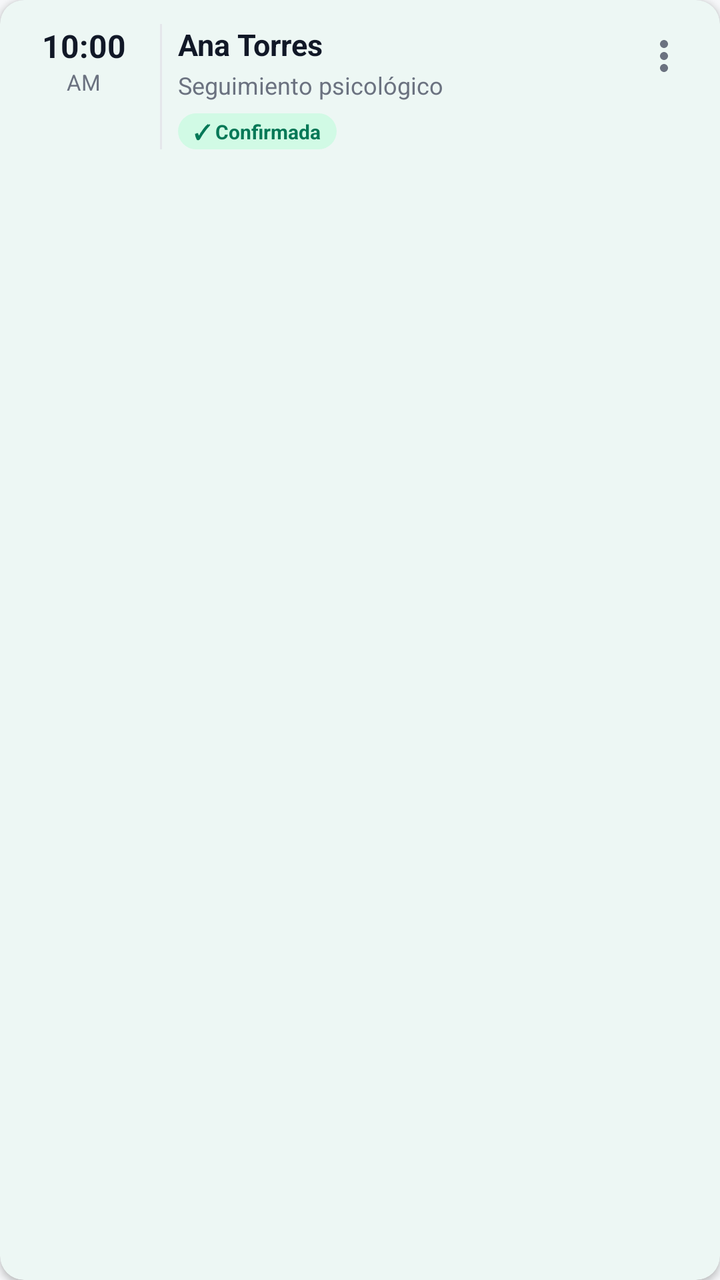
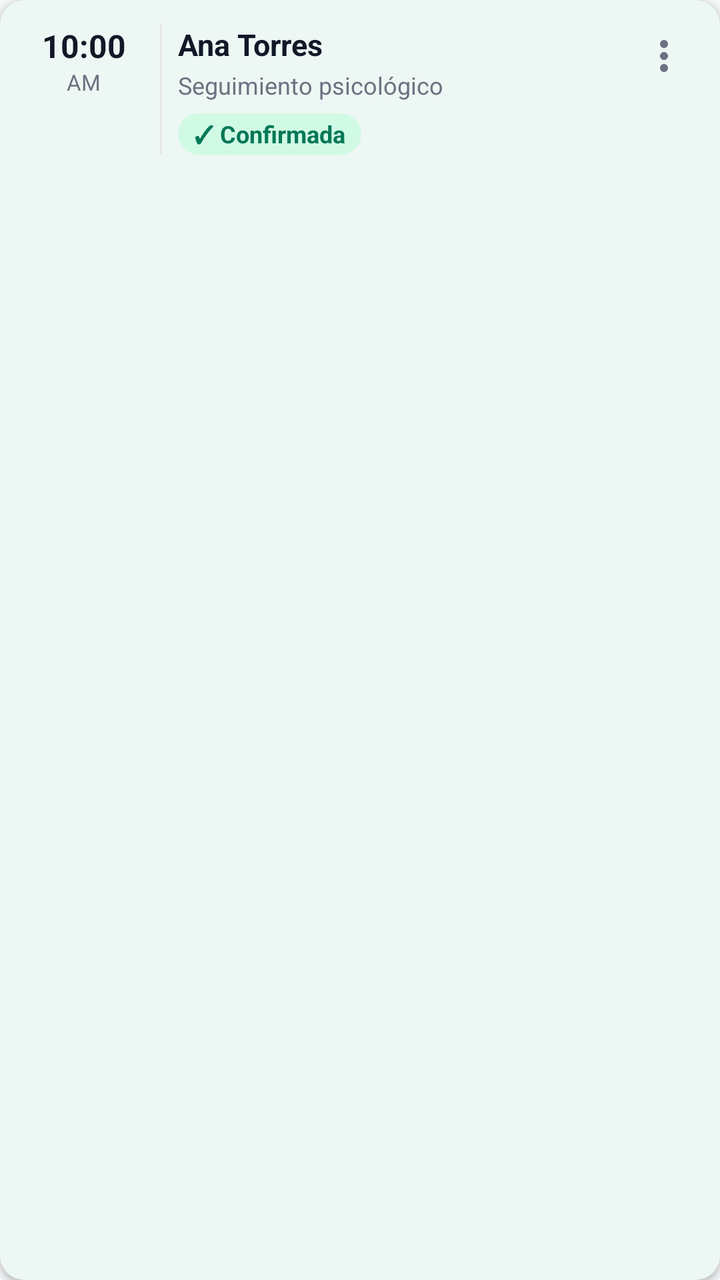

Two renders of the same Android screen: before a commit and after it. Below are the layout's source before the change and the commit's diff.
<!-- AndroidManifest.xml: application theme Theme.BienestarUPC -->
<!-- res/layout/item_appointment_card.xml -->
<?xml version="1.0" encoding="utf-8"?>
<com.google.android.material.card.MaterialCardView
    xmlns:android="http://schemas.android.com/apk/res/android"
    xmlns:app="http://schemas.android.com/apk/res-auto"
    xmlns:tools="http://schemas.android.com/tools"
    android:layout_width="match_parent"
    android:layout_height="wrap_content"
    android:layout_marginBottom="12dp"
    app:cardBackgroundColor="@color/white_card"
    app:cardCornerRadius="12dp"
    app:cardElevation="2dp"
    app:strokeWidth="0dp">

    <LinearLayout
        android:layout_width="match_parent"
        android:layout_height="wrap_content"
        android:orientation="horizontal"
        android:padding="12dp">

        
        <LinearLayout
            android:layout_width="60dp"
            android:layout_height="wrap_content"
            android:orientation="vertical"
            android:gravity="center">

            <TextView
                android:id="@+id/appointment_time"
                android:layout_width="wrap_content"
                android:layout_height="wrap_content"
                android:text="10:00"
                android:textColor="@color/text_primary"
                android:textSize="16sp"
                android:textStyle="bold" />

            <TextView
                android:id="@+id/appointment_ampm"
                android:layout_width="wrap_content"
                android:layout_height="wrap_content"
                android:text="AM"
                android:textColor="@color/text_secondary"
                android:textSize="11sp" />
        </LinearLayout>

        
        <View
            android:layout_width="1dp"
            android:layout_height="match_parent"
            android:background="@color/divider_color"
            android:layout_marginStart="8dp"
            android:layout_marginEnd="8dp" />

        
        <LinearLayout
            android:layout_width="0dp"
            android:layout_height="wrap_content"
            android:layout_weight="1"
            android:orientation="vertical">

            
            <TextView
                android:id="@+id/appointment_student"
                android:layout_width="wrap_content"
                android:layout_height="wrap_content"
                android:text="Ana Torres"
                android:textColor="@color/text_primary"
                android:textSize="15sp"
                android:textStyle="bold" />

            
            <TextView
                android:id="@+id/appointment_type"
                android:layout_width="wrap_content"
                android:layout_height="wrap_content"
                android:layout_marginTop="2dp"
                android:text="Seguimiento psicológico"
                android:textColor="@color/text_secondary"
                android:textSize="12sp" />

            
            <TextView
                android:id="@+id/appointment_status"
                android:layout_width="wrap_content"
                android:layout_height="wrap_content"
                android:layout_marginTop="6dp"
                android:paddingStart="8dp"
                android:paddingEnd="8dp"
                android:paddingTop="2dp"
                android:paddingBottom="2dp"
                android:text="✓ Confirmada"
                android:textColor="@color/success_text"
                android:textSize="10sp"
                android:textStyle="bold"
                android:background="@drawable/badge_success" />
        </LinearLayout>

        
        <ImageButton
            android:id="@+id/btn_appointment_options"
            android:layout_width="32dp"
            android:layout_height="32dp"
            android:src="@drawable/ic_more"
            android:background="?attr/selectableItemBackgroundBorderless"
            android:contentDescription="Opciones"
            app:tint="@color/text_secondary" />

    </LinearLayout>
</com.google.android.material.card.MaterialCardView>
<!-- resources referenced by this layout -->
<resources>
  <color name="divider_color">#E5E7EB</color>
  <color name="success_text">#047857</color>
  <color name="text_primary">#111827</color>
  <color name="text_secondary">#6B7280</color>
  <color name="white_card">#FFFFFF</color>
  <!-- drawable badge_success (drawable) -->
  <?xml version="1.0" encoding="utf-8"?>
  <shape xmlns:android="http://schemas.android.com/apk/res/android"
      android:shape="rectangle">
      <solid android:color="@color/success_bg" />
      <corners android:radius="20dp" />
  </shape>
  <color name="success_bg">#D1FAE5</color>
  <color name="green_primary">#059669</color>
  <color name="green_container">#D1FAE5</color>
  <color name="on_primary_container">#053B2A</color>
  <color name="teal_primary">#0D9488</color>
  <color name="teal_light">#CCFBF1</color>
  <color name="background_gray">#F6F7F9</color>
  <color name="surface_container_low">#F8FAFC</color>
  <color name="surface_container">#EFF2F5</color>
  <color name="surface_container_high">#E7EAEE</color>
  <color name="surface_container_highest">#DEE2E8</color>
  <color name="surface_outline">#C9CFD8</color>
  <color name="surface_outline_variant">#E4E7EC</color>
  <color name="error_text">#DC2626</color>
  <color name="green_primary_dark">#047857</color>
  <style name="Widget.BienestarUPC.Card" parent="Widget.Material3.CardView.Elevated">
          <item name="cardCornerRadius">20dp</item>
          <item name="cardElevation">1dp</item>
          <item name="cardBackgroundColor">@color/white_card</item>
          <item name="strokeColor">@color/stroke_color</item>
          <item name="strokeWidth">1dp</item>
          <item name="rippleColor">@color/green_light</item>
      </style>
  <style name="BottomNavigationStyle" parent="Widget.Material3.BottomNavigationView">
          <item name="android:background">@color/nav_background</item>
          <item name="itemIconSize">24dp</item>
          <item name="itemRippleColor">@color/green_light</item>
          <item name="itemIconTint">@color/nav_item_text_color</item>
          <item name="itemTextColor">@color/nav_item_text_color</item>
          <item name="elevation">8dp</item>
      </style>
  <style name="Widget.BienestarUPC.Chip" parent="Widget.Material3.Chip.Filter">
          <item name="chipCornerRadius">20dp</item>
          <item name="chipMinHeight">36dp</item>
          <item name="chipBackgroundColor">@color/chip_bg</item>
          <item name="android:textColor">@color/chip_text</item>
          <item name="chipStrokeWidth">1dp</item>
          <item name="chipStrokeColor">@color/stroke_color</item>
      </style>
  <style name="ThemeOverlay.BienestarUPC.MaterialAlertDialog" parent="ThemeOverlay.Material3.MaterialAlertDialog">
          <item name="shapeAppearanceOverlay">@style/ShapeAppearance.BienestarUPC.Dialog</item>
          <item name="colorSecondary">@color/green_primary</item>
      </style>
  <style name="Widget.BienestarUPC.Snackbar" parent="Widget.Material3.Snackbar">
          <item name="backgroundTint">@color/text_primary</item>
          <item name="android:textColor">@color/white_card</item>
          <item name="shapeAppearanceOverlay">@style/ShapeAppearance.BienestarUPC.Snackbar</item>
      </style>
  <color name="gray_medium">#9CA3AF</color>
  <color name="stroke_color">#EDEFF2</color>
  <color name="green_light">#D1FAE5</color>
  <color name="nav_background">#FFFFFF</color>
  <color name="chip_bg">#F3F4F6</color>
  <color name="chip_text">#111827</color>
  <style name="ShapeAppearance.BienestarUPC.Dialog" parent="ShapeAppearance.Material3.LargeComponent">
          <item name="cornerSize">24dp</item>
      </style>
  <style name="ShapeAppearance.BienestarUPC.Snackbar" parent="ShapeAppearance.Material3.MediumComponent">
          <item name="cornerFamily">rounded</item>
          <item name="cornerSize">14dp</item>
      </style>
  <!-- unchanged entries left out for length: 4 -->
</resources>

<!-- the commit's change to res/layout/item_appointment_card.xml (unified diff, before → after) -->
@@ -89,7 +89,7 @@
                 android:paddingBottom="2dp"
                 android:text="✓ Confirmada"
                 android:textColor="@color/success_text"
-                android:textSize="10sp"
+                android:textSize="12sp"
                 android:textStyle="bold"
                 android:background="@drawable/badge_success" />
         </LinearLayout>
